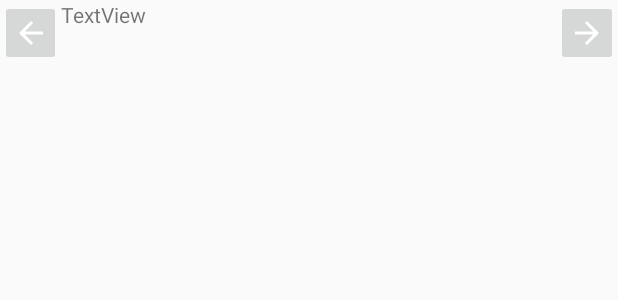
After one commit to AI0497/Layouts, an Android app: the layout content_attendance_report.xml on its own in the app's theme, with its tools: preview values and no code run, on a phone screen of 412 x 824 dp. The commit adds this screen. Shown: the top 300 px of the screen. Run offline under Robolectric (Android 15) with nearby library versions, the phone set to English and light mode, and no system bars.

```diff
--- a/app/build.gradle
+++ b/app/build.gradle
@@ -28,4 +28,5 @@ dependencies {
     testImplementation 'junit:junit:4.12'
     androidTestImplementation 'com.android.support.test:runner:1.0.2'
     androidTestImplementation 'com.android.support.test.espresso:espresso-core:3.0.2'
+    implementation 'com.android.support:cardview-v7:27.1.1'
 }
--- /dev/null
+++ b/app/src/main/res/drawable/ic_arrow_back_white_24dp.xml
@@ -0,0 +1,5 @@
+<vector android:height="24dp" android:tint="#FFFFFF"
+    android:viewportHeight="24.0" android:viewportWidth="24.0"
+    android:width="24dp" xmlns:android="http://schemas.android.com/apk/res/android">
+    <path android:fillColor="#FF000000" android:pathData="M20,11H7.83l5.59,-5.59L12,4l-8,8 8,8 1.41,-1.41L7.83,13H20v-2z"/>
+</vector>
--- /dev/null
+++ b/app/src/main/res/drawable/ic_arrow_forward_white_24dp.xml
@@ -0,0 +1,5 @@
+<vector android:height="24dp" android:tint="#FFFFFF"
+    android:viewportHeight="24.0" android:viewportWidth="24.0"
+    android:width="24dp" xmlns:android="http://schemas.android.com/apk/res/android">
+    <path android:fillColor="#FF000000" android:pathData="M12,4l-1.41,1.41L16.17,11H4v2h12.17l-5.58,5.59L12,20l8,-8z"/>
+</vector>
--- /dev/null
+++ b/app/src/main/res/layout/content_attendance_report.xml
@@ -0,0 +1,49 @@
+<?xml version="1.0" encoding="utf-8"?>
+<android.support.constraint.ConstraintLayout xmlns:android="http://schemas.android.com/apk/res/android"
+    xmlns:app="http://schemas.android.com/apk/res-auto"
+    xmlns:tools="http://schemas.android.com/tools"
+    android:layout_width="match_parent"
+    android:layout_height="match_parent"
+    app:layout_behavior="@string/appbar_scrolling_view_behavior"
+    tools:context=".AttendanceReport"
+    tools:showIn="@layout/activity_attendance_report">
+
+    <LinearLayout
+        android:layout_width="match_parent"
+        android:layout_height="match_parent"
+        android:orientation="vertical">
+
+        <LinearLayout
+            android:layout_width="match_parent"
+            android:layout_height="wrap_content"
+            android:orientation="horizontal">
+
+            <ImageButton
+                android:id="@+id/imageButton"
+                android:layout_width="0dp"
+                android:layout_height="wrap_content"
+                android:layout_weight="0.1"
+                app:srcCompat="@drawable/ic_arrow_back_white_24dp" />
+
+            <TextView
+                android:id="@+id/textView2"
+                android:layout_width="0dp"
+                android:layout_height="wrap_content"
+                android:layout_weight="0.8"
+                android:text="TextView" />
+
+            <ImageButton
+                android:id="@+id/imageButton2"
+                android:layout_width="0dp"
+                android:layout_height="wrap_content"
+                android:layout_weight="0.1"
+                app:srcCompat="@drawable/ic_arrow_forward_white_24dp" />
+        </LinearLayout>
+
+        <android.support.v7.widget.RecyclerView
+            android:layout_width="match_parent"
+            android:layout_height="match_parent" />
+
+    </LinearLayout>
+
+</android.support.constraint.ConstraintLayout>
--- a/app/src/main/res/layout/content_main.xml
+++ b/app/src/main/res/layout/content_main.xml
@@ -45,7 +45,7 @@
                 android:id="@+id/button17"
                 android:layout_width="match_parent"
                 android:layout_height="wrap_content"
-                android:text="Button" />
+                android:text="ATTENDANCE" />
 
             <Button
                 android:id="@+id/button18"
--- a/app/src/main/res/values/strings.xml
+++ b/app/src/main/res/values/strings.xml
@@ -4,4 +4,5 @@
     <string name="title_member_list">members</string>
     <string name="title_member_detail">member Detail</string>
     <string name="title_activity_member_list">MemberListActivity</string>
+    <string name="title_activity_attendance_report">AttendanceReport</string>
 </resources>
```
Also changed, not shown: app/src/main/AndroidManifest.xml (+9 -0 lines), app/src/main/java/com/example/ai_bot/layouts/AttendanceReport.java (added, +30 -0 lines), app/src/main/res/layout/activity_attendance_report.xml (added, +33 -0 lines), app/src/main/res/layout/list_item.xml (added, +41 -0 lines).
